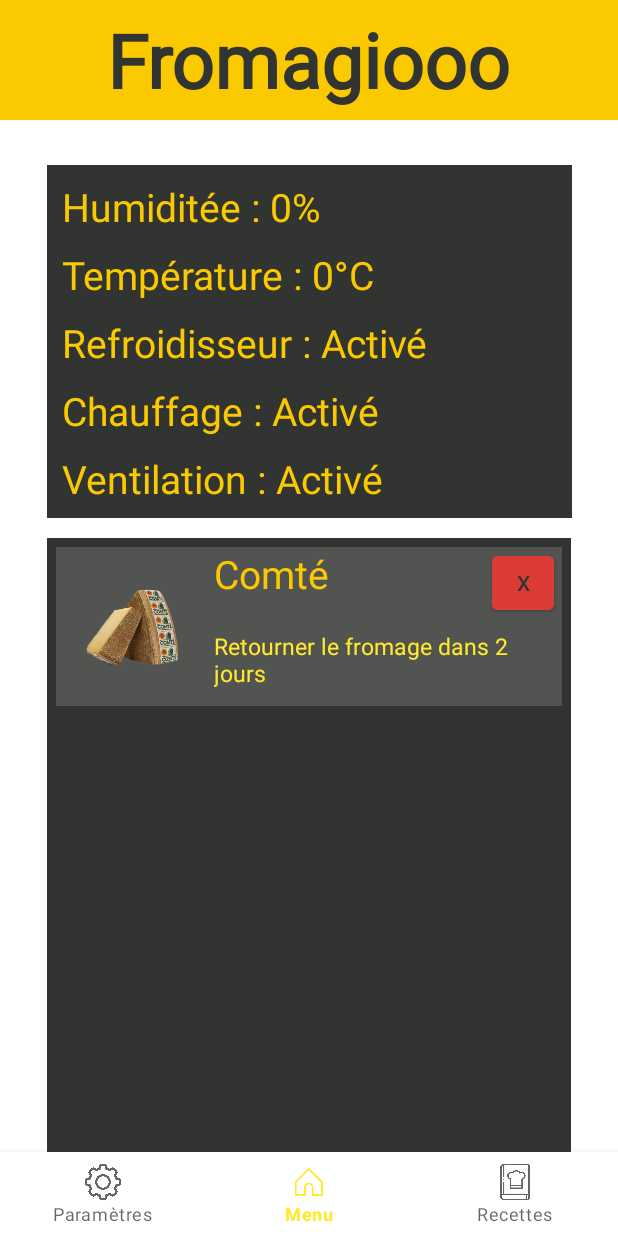
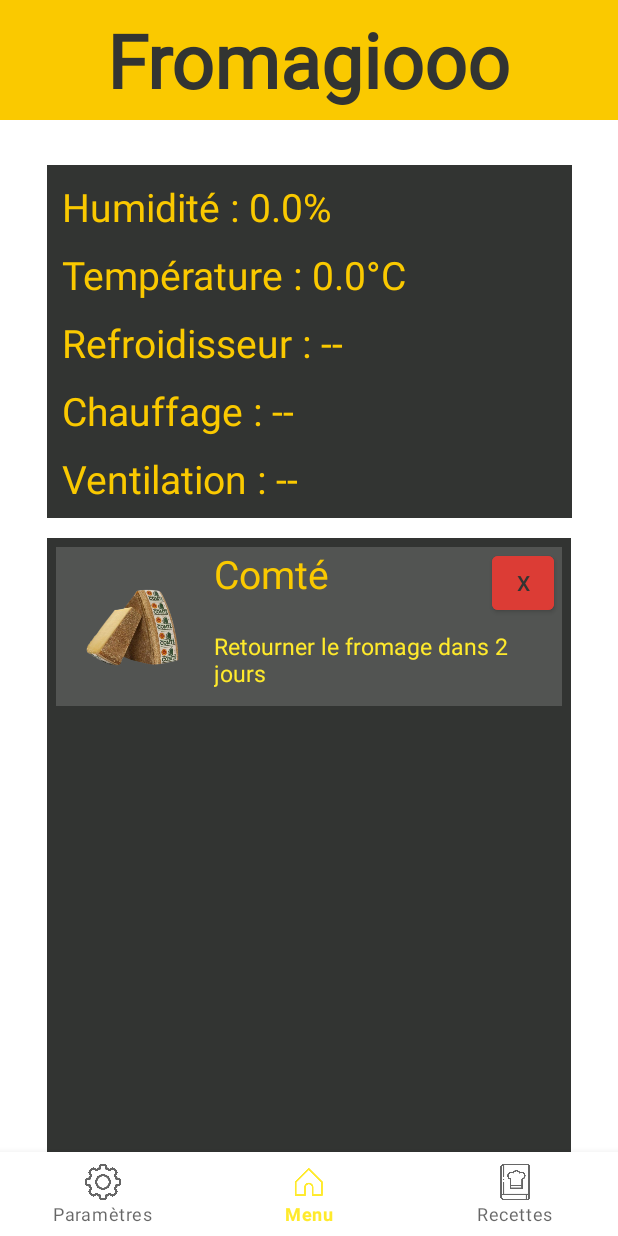
Before and after one commit to UneGrandChevr/fromage, an Android app: the screen it shows after launch (MainActivity), on a phone screen of 412 x 824 dp. Run offline under Robolectric (Android 15) with nearby library versions, the phone set to English and light mode, and no system bars; our stand-ins replace navigation-ui; network calls fail.

Commit message:
Système amélioré

```diff
--- a/app/build.gradle.kts
+++ b/app/build.gradle.kts
@@ -49,4 +49,5 @@ dependencies {
     testImplementation(libs.junit)
     androidTestImplementation(libs.ext.junit)
     androidTestImplementation(libs.espresso.core)
+    implementation("com.google.code.gson:gson:2.10.1")
 }
--- a/app/src/main/java/com/example/fromage/MainActivity.java
+++ b/app/src/main/java/com/example/fromage/MainActivity.java
@@ -1,9 +1,12 @@
 package com.example.fromage;
 
+import android.content.SharedPreferences;
 import android.os.Bundle;
 
 import com.example.fromage.ui.home.HomeFragment;
 import com.google.android.material.bottomnavigation.BottomNavigationView;
+import com.google.gson.Gson;
+import com.google.gson.reflect.TypeToken;
 
 import androidx.appcompat.app.AppCompatActivity;
 import androidx.appcompat.widget.Toolbar;
@@ -11,47 +14,77 @@ import androidx.navigation.NavController;
 import androidx.navigation.Navigation;
 import androidx.navigation.ui.AppBarConfiguration;
 import androidx.navigation.ui.NavigationUI;
-import androidx.recyclerview.widget.LinearLayoutManager;
-import androidx.recyclerview.widget.RecyclerView;
 
 import com.example.fromage.databinding.ActivityMainBinding;
 
+import java.lang.reflect.Type;
 import java.util.ArrayList;
 import java.util.List;
 
-public class MainActivity extends AppCompatActivity{
+public class MainActivity extends AppCompatActivity {
 
     private ActivityMainBinding binding;
+    private static final String PREFS_NAME = "FromagePrefs";
+    private static final String KEY_FROMAGES = "fromages_list";
 
     @Override
     protected void onCreate(Bundle savedInstanceState) {
         super.onCreate(savedInstanceState);
 
-        ArrayList<ItemLayout> itemList = new ArrayList<ItemLayout>();
-        ArrayList<ItemLayout.Etape> etapes = new ArrayList<ItemLayout.Etape>();
-        etapes.add(new ItemLayout.Etape(2, "Retourner le fromage dans "));
+        // Charger les données sauvegardées
+        ArrayList<ItemLayout> itemList = loadFromages();
 
-        itemList.add(new ItemLayout(R.drawable.icon_comte, "Comté", etapes));
+        // Si aucune donnée sauvegardée, créer une liste de base
+        if (itemList == null || itemList.isEmpty()) {
+            itemList = new ArrayList<>();
+            ArrayList<ItemLayout.Etape> etapes = new ArrayList<>();
+            etapes.add(new ItemLayout.Etape(2, "Retourner le fromage dans "));
+            itemList.add(new ItemLayout(R.drawable.icon_comte, "Comté", etapes));
+        }
+
+        // Met à jour MaCave
         MaCave.setListFromages(itemList);
 
+        // Liaison du layout
         binding = ActivityMainBinding.inflate(getLayoutInflater());
         setContentView(binding.getRoot());
 
+        // Barre de navigation
         BottomNavigationView navView = findViewById(R.id.nav_view);
-        // Passing each menu ID as a set of Ids because each
-        // menu should be considered as top level destinations.
         AppBarConfiguration appBarConfiguration = new AppBarConfiguration.Builder(
-                R.id.navigation_home, R.id.navigation_dashboard, R.id.navigation_notifications)
-                .build();
+                R.id.navigation_home, R.id.navigation_dashboard, R.id.navigation_notifications
+        ).build();
+
         NavController navController = Navigation.findNavController(this, R.id.nav_host_fragment_activity_main);
-        //NavigationUI.setupActionBarWithNavController(this, navController, appBarConfiguration);
         NavigationUI.setupWithNavController(binding.navView, navController);
-        //getSupportActiossnBar().setDisplayShowTitleEnabled(false);
+
         Toolbar toolbar = findViewById(R.id.toolbar);
         setSupportActionBar(toolbar);
         getSupportActionBar().setDisplayShowTitleEnabled(false);
+    }
 
+    // Sauvegarde la liste à la fermeture
+    @Override
+    protected void onPause() {
+        super.onPause();
+        saveFromages();
+    }
 
+    private void saveFromages() {
+        SharedPreferences prefs = getSharedPreferences(PREFS_NAME, MODE_PRIVATE);
+        SharedPreferences.Editor editor = prefs.edit();
+        Gson gson = new Gson();
+        String json = gson.toJson(MaCave.getListFromages());
+        editor.putString(KEY_FROMAGES, json);
+        editor.apply();
+    }
 
+    private ArrayList<ItemLayout> loadFromages() {
+        SharedPreferences prefs = getSharedPreferences(PREFS_NAME, MODE_PRIVATE);
+        String json = prefs.getString(KEY_FROMAGES, null);
+        if (json == null) return null;
+        Gson gson = new Gson();
+        Type type = new TypeToken<ArrayList<ItemLayout>>() {}.getType();
+        return gson.fromJson(json, type);
     }
 }
--- a/app/src/main/java/com/example/fromage/ui/home/HomeFragment.java
+++ b/app/src/main/java/com/example/fromage/ui/home/HomeFragment.java
@@ -47,11 +47,16 @@ public class HomeFragment extends Fragment {
     private final Handler handler = new Handler();
     private Runnable updateTask;
 
-    // Ton clé Adafruit.io
+    // Ton compte Adafruit
     private static final String ADAFRUIT_USERNAME = "filmchemf2";
     private static final String ADAFRUIT_KEY = "aio_MpvQ89QPIUx7ChINRYx2biJouaDe";
     private static final String ADAFRUIT_FEED_TEMP = "temp";
     private static final String ADAFRUIT_FEED_HUM = "hum";
+
+    // Valeurs locales si pas de connexion
+    private double currentTemp = 0.0;
+    private double currentHum = 0.0;
+    private boolean connectionOK = false;
 
     public View onCreateView(@NonNull LayoutInflater inflater,
                              ViewGroup container, Bundle savedInstanceState) {
@@ -70,12 +75,12 @@ public class HomeFragment extends Fragment {
         itemList = new ArrayList<>();
         loadHome(root);
 
-        // Tâche de mise à jour Adafruit toutes les secondes
+        // Tâche répétée chaque seconde
         updateTask = new Runnable() {
             @Override
             public void run() {
                 fetchAdafruitData();
-                handler.postDelayed(this, 1000); // toutes les secondes
+                handler.postDelayed(this, 1000);
             }
         };
         handler.post(updateTask);
@@ -90,7 +95,7 @@ public class HomeFragment extends Fragment {
         binding = null;
     }
 
-    public void loadHome(View root) {
+    private void loadHome(View root) {
         recyclerView = root.findViewById(R.id.myRecyclerView);
         recyclerView.setLayoutManager(new LinearLayoutManager(getContext()));
 
@@ -103,33 +108,50 @@ public class HomeFragment extends Fragment {
     }
 
     /**
-     * Récupère les données Adafruit.io pour humidité et température
+     * Essaie de récupérer les données d’Adafruit.io, sinon affiche des valeurs à 0.
      */
     private void fetchAdafruitData() {
         new Thread(() -> {
             try {
-                // Température
                 double temperature = getFeedValue(ADAFRUIT_FEED_TEMP);
                 double humidite = getFeedValue(ADAFRUIT_FEED_HUM);
 
-                requireActivity().runOnUiThread(() -> {
-                    temperatureText.setText(String.format("Température : %.1f°C", temperature));
-                    humiditeText.setText(String.format("Humidité : %.1f%%", humidite));
-
-                    // Logique simple d’état (tu pourras ajuster selon ton système)
-                    refroidisseurText.setText(temperature > 10 ? "Refroidisseur : Activé" : "Refroidisseur : Arrêté");
-                    chauffageText.setText(temperature < 8 ? "Chauffage : Activé" : "Chauffage : Arrêté");
-                    ventilationText.setText(humidite > 80 ? "Ventilation : Activée" : "Ventilation : Arrêtée");
-                });
+                connectionOK = true;
+                currentTemp = temperature;
+                currentHum = humidite;
 
             } catch (Exception e) {
-                e.printStackTrace();
+                // Si on échoue, on garde les dernières valeurs ou met à 0
+                connectionOK = false;
+                currentTemp = 0;
+                currentHum = 0;
             }
+
+            // Mise à jour de l’UI (toujours sur le thread principal)
+            requireActivity().runOnUiThread(this::updateUI);
         }).start();
     }
 
     /**
-     * Fonction pour lire la dernière valeur d’un feed Adafruit.io
+     * Met à jour l'interface selon les valeurs actuelles (même si offline)
+     */
+    private void updateUI() {
+        temperatureText.setText(String.format("Température : %.1f°C", currentTemp));
+        humiditeText.setText(String.format("Humidité : %.1f%%", currentHum));
+
+        if (!connectionOK) {
+            refroidisseurText.setText("Refroidisseur : --");
+            chauffageText.setText("Chauffage : --");
+            ventilationText.setText("Ventilation : --");
+        } else {
+            refroidisseurText.setText(currentTemp > 10 ? "Refroidisseur : Activé" : "Refroidisseur : Arrêté");
+            chauffageText.setText(currentTemp < 8 ? "Chauffage : Activé" : "Chauffage : Arrêté");
+            ventilationText.setText(currentHum > 80 ? "Ventilation : Activée" : "Ventilation : Arrêtée");
+        }
+    }
+
+    /**
+     * Récupère la dernière valeur d’un feed Adafruit.io
      */
     private double getFeedValue(String feedName) throws Exception {
         String urlString = "https://io.adafruit.com/api/v2/" + ADAFRUIT_USERNAME + "/feeds/" + feedName + "/data?limit=1";
@@ -137,6 +159,11 @@ public class HomeFragment extends Fragment {
         HttpURLConnection conn = (HttpURLConnection) url.openConnection();
         conn.setRequestMethod("GET");
         conn.setRequestProperty("X-AIO-Key", ADAFRUIT_KEY);
+        conn.setConnectTimeout(3000);
+        conn.setReadTimeout(3000);
+
+        int responseCode = conn.getResponseCode();
+        if (responseCode != 200) throw new Exception("Erreur HTTP : " + responseCode);
 
         BufferedReader reader = new BufferedReader(new InputStreamReader(conn.getInputStream()));
         StringBuilder response = new StringBuilder();
```
Also changed, not shown: app/src/main/AndroidManifest.xml (+9 -0 lines), app/src/main/java/com/example/fromage/MaCave.java (+45 -8 lines).
